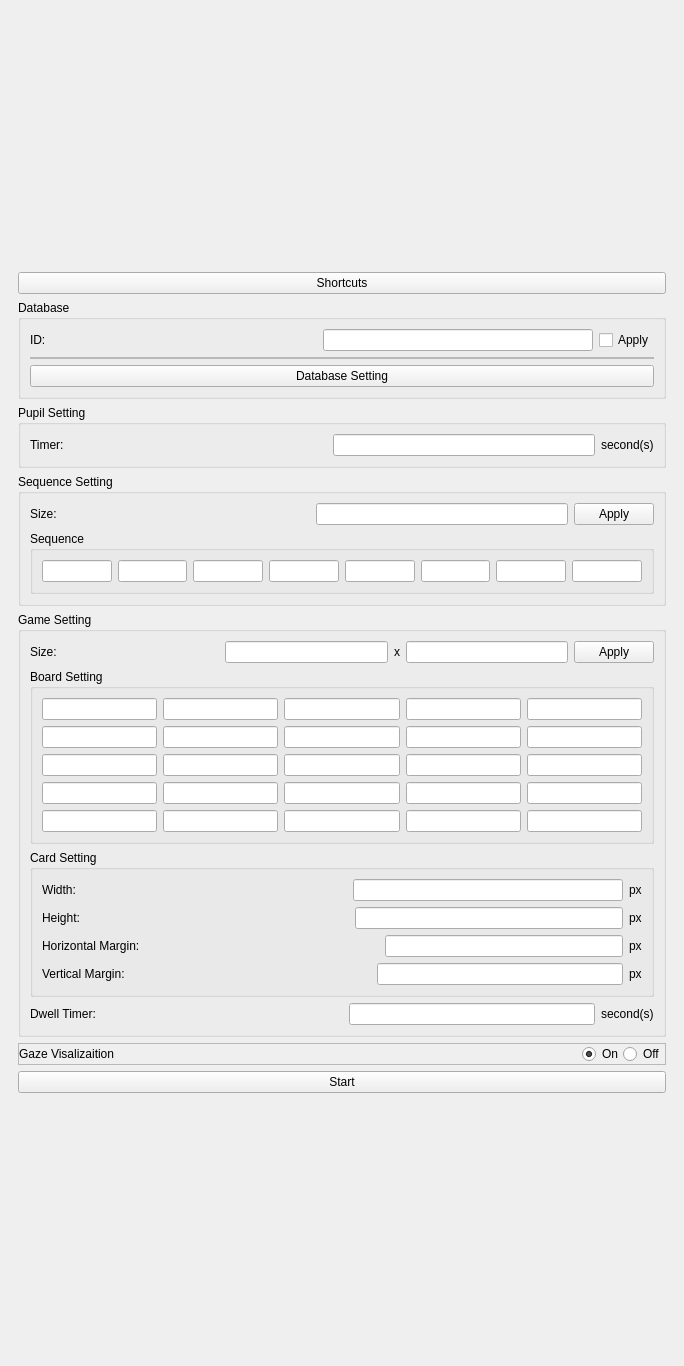
Before: the Qt Designer form ui/main.ui in DVL-Sejong/GazeTrackerGame, drawn with Qt 5.
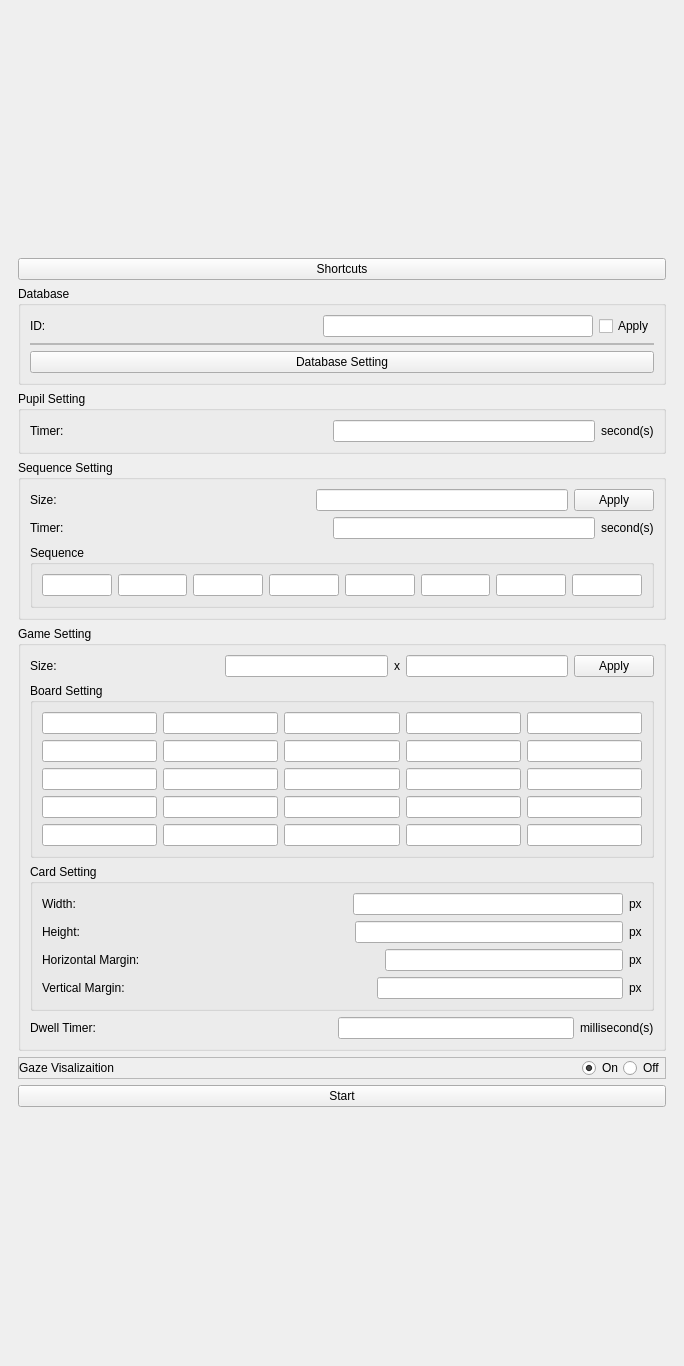
After: the same form once the commit is applied.

Commit message: feat: main window design updated

What changed in the file:
```diff
--- a/ui/main.ui
+++ b/ui/main.ui
@@ -221,6 +221,40 @@
              </item>
             </layout>
            </item>
+           <item>
+            <layout class="QHBoxLayout" name="horizontalLayout_9">
+             <item>
+              <widget class="QLabel" name="label_seqtimer">
+               <property name="text">
+                <string>Timer:</string>
+               </property>
+              </widget>
+             </item>
+             <item>
+              <spacer name="horizontalSpacer_11">
+               <property name="orientation">
+                <enum>Qt::Horizontal</enum>
+               </property>
+               <property name="sizeHint" stdset="0">
+                <size>
+                 <width>40</width>
+                 <height>20</height>
+                </size>
+               </property>
+              </spacer>
+             </item>
+             <item>
+              <widget class="QLineEdit" name="lineEdit_seqtimer"/>
+             </item>
+             <item>
+              <widget class="QLabel" name="label_sequnit">
+               <property name="text">
+                <string>second(s)</string>
+               </property>
+              </widget>
+             </item>
+            </layout>
+           </item>
            <item>
             <widget class="QGroupBox" name="box_detailed">
              <property name="title">
@@ -571,7 +605,7 @@
              <item>
               <widget class="QLabel" name="label_dwellunit">
                <property name="text">
-                <string>second(s)</string>
+                <string>millisecond(s)</string>
                </property>
               </widget>
              </item>
```
The commit also changes 3 other files.
